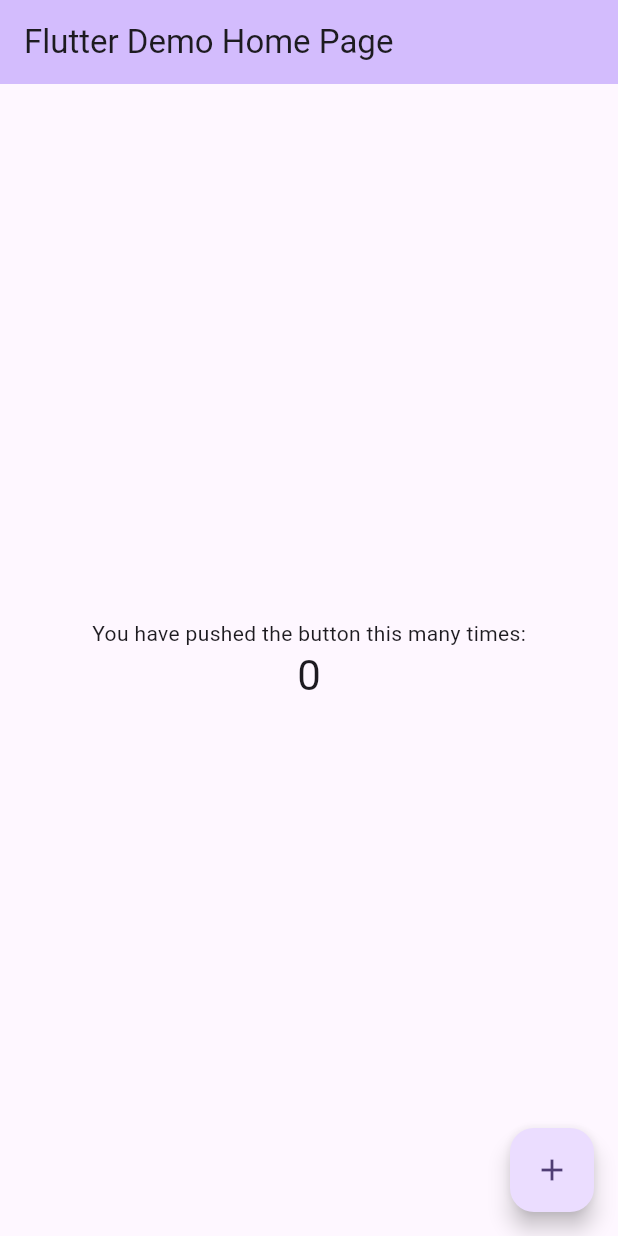
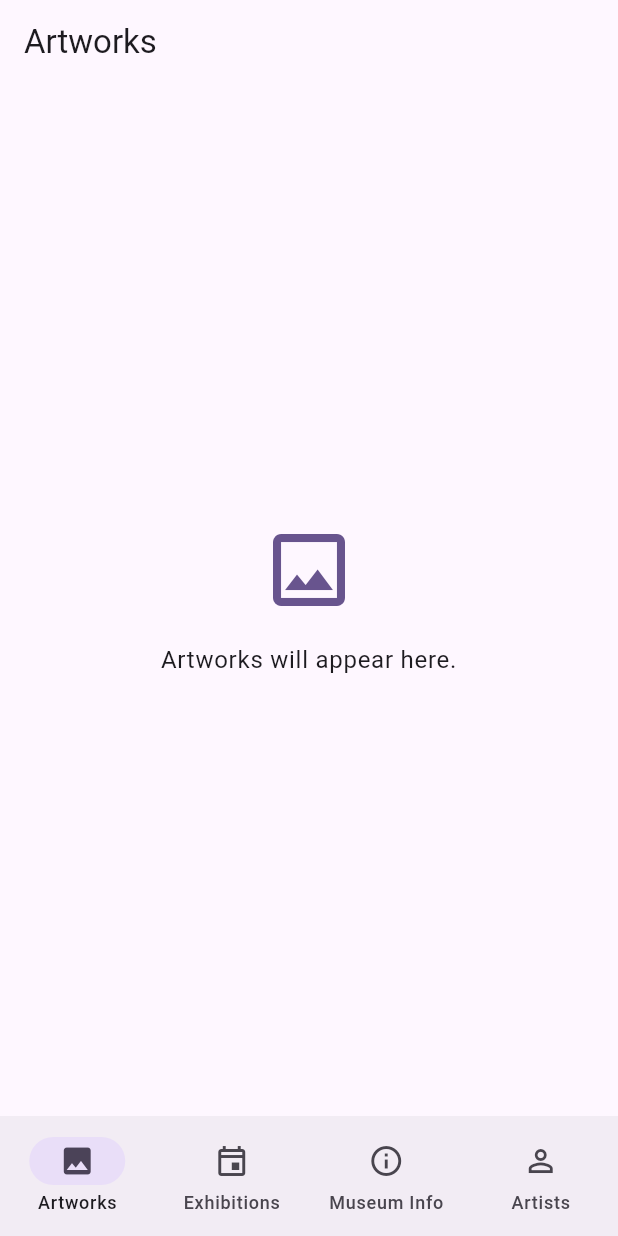
Before and after one commit to karenca01/art-institute, a Flutter app: the screen it shows after launch, on a phone screen of 412 x 824 dp. Run offline on Flutter 3.47's test engine with Material 3 defaults, Android fonts, the phone set to English and light mode, and no system bars.

Commit message:
feat: add app structure and navigation shell
- Replace default counter demo in main.dart with a real MaterialApp
  (title, Material 3 theme).
- Add HomeShell with a NavigationBar hosting the 4 top-level sections:
  Artworks, Exhibitions, Museum Info, Artists.
- Add placeholder screens for each section, backed by a shared
  PlaceholderBody widget.
- Update widget_test.dart to verify the navigation shell renders and
  that tab switching works, replacing the old counter smoke test.

Closes #1

```diff
--- a/art_explorer_chicago/lib/main.dart
+++ b/art_explorer_chicago/lib/main.dart
@@ -1,122 +1,24 @@
 import 'package:flutter/material.dart';
+
+import 'screens/home_shell.dart';
 
 void main() {
   runApp(const MyApp());
 }
 
+/// Root widget for the Art Explorer Chicago app.
 class MyApp extends StatelessWidget {
   const MyApp({super.key});
 
-  // This widget is the root of your application.
   @override
   Widget build(BuildContext context) {
     return MaterialApp(
-      title: 'Flutter Demo',
+      title: 'Art Explorer Chicago',
       theme: ThemeData(
-        // This is the theme of your application.
-        //
-        // TRY THIS: Try running your application with "flutter run". You'll see
-        // the application has a purple toolbar. Then, without quitting the app,
-        // try changing the seedColor in the colorScheme below to Colors.green
-        // and then invoke "hot reload" (save your changes or press the "hot
-        // reload" button in a Flutter-supported IDE, or press "r" if you used
-        // the command line to start the app).
-        //
-        // Notice that the counter didn't reset back to zero; the application
-        // state is not lost during the reload. To reset the state, use hot
-        // restart instead.
-        //
-        // This works for code too, not just values: Most code changes can be
-        // tested with just a hot reload.
-        colorScheme: .fromSeed(seedColor: Colors.deepPurple),
+        colorScheme: ColorScheme.fromSeed(seedColor: Colors.deepPurple),
+        useMaterial3: true,
       ),
-      home: const MyHomePage(title: 'Flutter Demo Home Page'),
+      home: const HomeShell(),
     );
   }
 }
-
-class MyHomePage extends StatefulWidget {
-  const MyHomePage({super.key, required this.title});
-
-  // This widget is the home page of your application. It is stateful, meaning
-  // that it has a State object (defined below) that contains fields that affect
-  // how it looks.
-
-  // This class is the configuration for the state. It holds the values (in this
-  // case the title) provided by the parent (in this case the App widget) and
-  // used by the build method of the State. Fields in a Widget subclass are
-  // always marked "final".
-
-  final String title;
-
-  @override
-  State<MyHomePage> createState() => _MyHomePageState();
-}
-
-class _MyHomePageState extends State<MyHomePage> {
-  int _counter = 0;
-
-  void _incrementCounter() {
-    setState(() {
-      // This call to setState tells the Flutter framework that something has
-      // changed in this State, which causes it to rerun the build method below
-      // so that the display can reflect the updated values. If we changed
-      // _counter without calling setState(), then the build method would not be
-      // called again, and so nothing would appear to happen.
-      _counter++;
-    });
-  }
-
-  @override
-  Widget build(BuildContext context) {
-    // This method is rerun every time setState is called, for instance as done
-    // by the _incrementCounter method above.
-    //
-    // The Flutter framework has been optimized to make rerunning build methods
-    // fast, so that you can just rebuild anything that needs updating rather
-    // than having to individually change instances of widgets.
-    return Scaffold(
-      appBar: AppBar(
-        // TRY THIS: Try changing the color here to a specific color (to
-        // Colors.amber, perhaps?) and trigger a hot reload to see the AppBar
-        // change color while the other colors stay the same.
-        backgroundColor: Theme.of(context).colorScheme.inversePrimary,
-        // Here we take the value from the MyHomePage object that was created by
-        // the App.build method, and use it to set our appbar title.
-        title: Text(widget.title),
-      ),
-      body: Center(
-        // Center is a layout widget. It takes a single child and positions it
-        // in the middle of the parent.
-        child: Column(
-          // Column is also a layout widget. It takes a list of children and
-          // arranges them vertically. By default, it sizes itself to fit its
-          // children horizontally, and tries to be as tall as its parent.
-          //
-          // Column has various properties to control how it sizes itself and
-          // how it positions its children. Here we use mainAxisAlignment to
-          // center the children vertically; the main axis here is the vertical
-          // axis because Columns are vertical (the cross axis would be
-          // horizontal).
-          //
-          // TRY THIS: Invoke "debug painting" (choose the "Toggle Debug Paint"
-          // action in the IDE, or press "p" in the console), to see the
-          // wireframe for each widget.
-          mainAxisAlignment: .center,
-          children: [
-            const Text('You have pushed the button this many times:'),
-            Text(
-              '$_counter',
-              style: Theme.of(context).textTheme.headlineMedium,
-            ),
-          ],
-        ),
-      ),
-      floatingActionButton: FloatingActionButton(
-        onPressed: _incrementCounter,
-        tooltip: 'Increment',
-        child: const Icon(Icons.add),
-      ),
-    );
-  }
-}
--- /dev/null
+++ b/art_explorer_chicago/lib/screens/artist_list_screen.dart
@@ -0,0 +1,22 @@
+import 'package:flutter/material.dart';
+
+import '../widgets/placeholder_body.dart';
+
+/// Displays a browsable list of artists.
+///
+/// This is currently a placeholder. Real data fetching will be implemented
+/// as part of the Artists section work (see project issue #8).
+class ArtistListScreen extends StatelessWidget {
+  const ArtistListScreen({super.key});
+
+  @override
+  Widget build(BuildContext context) {
+    return Scaffold(
+      appBar: AppBar(title: const Text('Artists')),
+      body: const PlaceholderBody(
+        icon: Icons.person_outline,
+        message: 'Artists will appear here.',
+      ),
+    );
+  }
+}
--- /dev/null
+++ b/art_explorer_chicago/lib/screens/artworks_list_screen.dart
@@ -0,0 +1,23 @@
+import 'package:flutter/material.dart';
+
+import '../widgets/placeholder_body.dart';
+
+/// Displays a browsable list/grid of artworks.
+///
+/// This is currently a placeholder. Real data fetching, search, and
+/// filtering will be implemented as part of the Artworks section work
+/// (see project issue #5).
+class ArtworksListScreen extends StatelessWidget {
+  const ArtworksListScreen({super.key});
+
+  @override
+  Widget build(BuildContext context) {
+    return Scaffold(
+      appBar: AppBar(title: const Text('Artworks')),
+      body: const PlaceholderBody(
+        icon: Icons.image_outlined,
+        message: 'Artworks will appear here.',
+      ),
+    );
+  }
+}
--- /dev/null
+++ b/art_explorer_chicago/lib/screens/exhibitions_list_screen.dart
@@ -0,0 +1,22 @@
+import 'package:flutter/material.dart';
+
+import '../widgets/placeholder_body.dart';
+
+/// Displays current and upcoming exhibitions.
+///
+/// This is currently a placeholder. Real data fetching will be implemented
+/// as part of the Exhibitions section work (see project issue #6).
+class ExhibitionsListScreen extends StatelessWidget {
+  const ExhibitionsListScreen({super.key});
+
+  @override
+  Widget build(BuildContext context) {
+    return Scaffold(
+      appBar: AppBar(title: const Text('Exhibitions')),
+      body: const PlaceholderBody(
+        icon: Icons.event_outlined,
+        message: 'Exhibitions will appear here.',
+      ),
+    );
+  }
+}
--- /dev/null
+++ b/art_explorer_chicago/lib/screens/home_shell.dart
@@ -0,0 +1,68 @@
+import 'package:flutter/material.dart';
+
+import 'artist_list_screen.dart';
+import 'artworks_list_screen.dart';
+import 'exhibitions_list_screen.dart';
+import 'museum_info_screen.dart';
+
+/// The app's main navigation shell.
+///
+/// Hosts the four top-level sections (Artworks, Exhibitions, Museum Info,
+/// Artists) behind a [BottomNavigationBar], preserving each tab's state via
+/// an [IndexedStack].
+class HomeShell extends StatefulWidget {
+  const HomeShell({super.key});
+
+  @override
+  State<HomeShell> createState() => _HomeShellState();
+}
+
+class _HomeShellState extends State<HomeShell> {
+  int _selectedIndex = 0;
+
+  static const List<Widget> _screens = [
+    ArtworksListScreen(),
+    ExhibitionsListScreen(),
+    MuseumInfoScreen(),
+    ArtistListScreen(),
+  ];
+
+  static const List<NavigationDestination> _destinations = [
+    NavigationDestination(
+      icon: Icon(Icons.image_outlined),
+      selectedIcon: Icon(Icons.image),
+      label: 'Artworks',
+    ),
+    NavigationDestination(
+      icon: Icon(Icons.event_outlined),
+      selectedIcon: Icon(Icons.event),
+      label: 'Exhibitions',
+    ),
+    NavigationDestination(
+      icon: Icon(Icons.info_outline),
+      selectedIcon: Icon(Icons.info),
+      label: 'Museum Info',
+    ),
+    NavigationDestination(
+      icon: Icon(Icons.person_outline),
+      selectedIcon: Icon(Icons.person),
+      label: 'Artists',
+    ),
+  ];
+
+  void _onDestinationSelected(int index) {
+    setState(() => _selectedIndex = index);
+  }
+
+  @override
+  Widget build(BuildContext context) {
+    return Scaffold(
+      body: IndexedStack(index: _selectedIndex, children: _screens),
+      bottomNavigationBar: NavigationBar(
+        selectedIndex: _selectedIndex,
+        onDestinationSelected: _onDestinationSelected,
+        destinations: _destinations,
+      ),
+    );
+  }
+}
--- /dev/null
+++ b/art_explorer_chicago/lib/screens/museum_info_screen.dart
@@ -0,0 +1,23 @@
+import 'package:flutter/material.dart';
+
+import '../widgets/placeholder_body.dart';
+
+/// Displays museum hours, location/map, and contact information.
+///
+/// This is currently a placeholder. Real data fetching and `url_launcher`
+/// integration will be implemented as part of the Museum Info work
+/// (see project issue #7).
+class MuseumInfoScreen extends StatelessWidget {
+  const MuseumInfoScreen({super.key});
+
+  @override
+  Widget build(BuildContext context) {
+    return Scaffold(
+      appBar: AppBar(title: const Text('Museum Info')),
+      body: const PlaceholderBody(
+        icon: Icons.info_outline,
+        message: 'Museum hours, location, and contact info will appear here.',
+      ),
+    );
+  }
+}
--- /dev/null
+++ b/art_explorer_chicago/lib/widgets/placeholder_body.dart
@@ -0,0 +1,28 @@
+import 'package:flutter/material.dart';
+
+/// A simple placeholder body used by screens that don't yet have real
+/// content wired up. Shows an icon and a short message.
+class PlaceholderBody extends StatelessWidget {
+  const PlaceholderBody({super.key, required this.icon, required this.message});
+
+  final IconData icon;
+  final String message;
+
+  @override
+  Widget build(BuildContext context) {
+    return Center(
+      child: Column(
+        mainAxisSize: MainAxisSize.min,
+        children: [
+          Icon(icon, size: 64, color: Theme.of(context).colorScheme.primary),
+          const SizedBox(height: 16),
+          Text(
+            message,
+            style: Theme.of(context).textTheme.bodyLarge,
+            textAlign: TextAlign.center,
+          ),
+        ],
+      ),
+    );
+  }
+}
```
Also changed, not shown: 1 other file.
